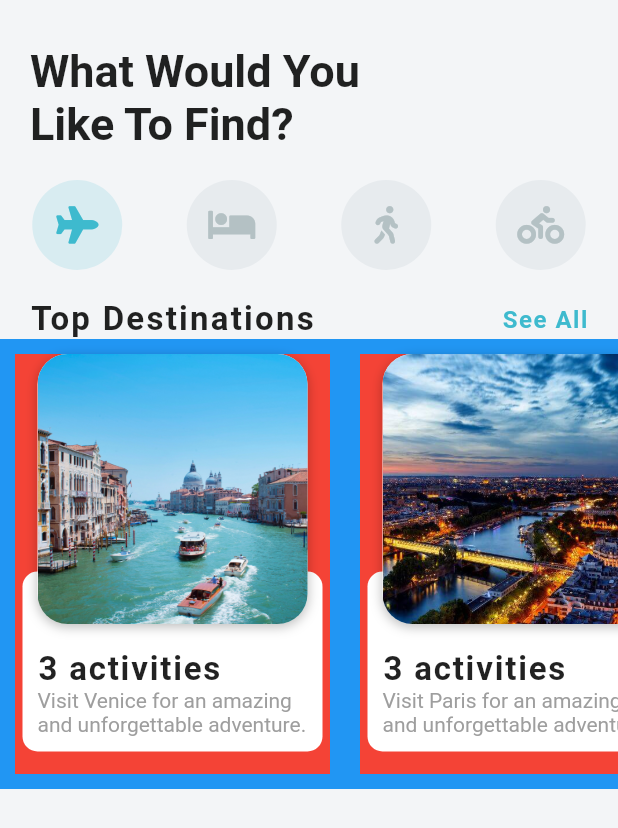
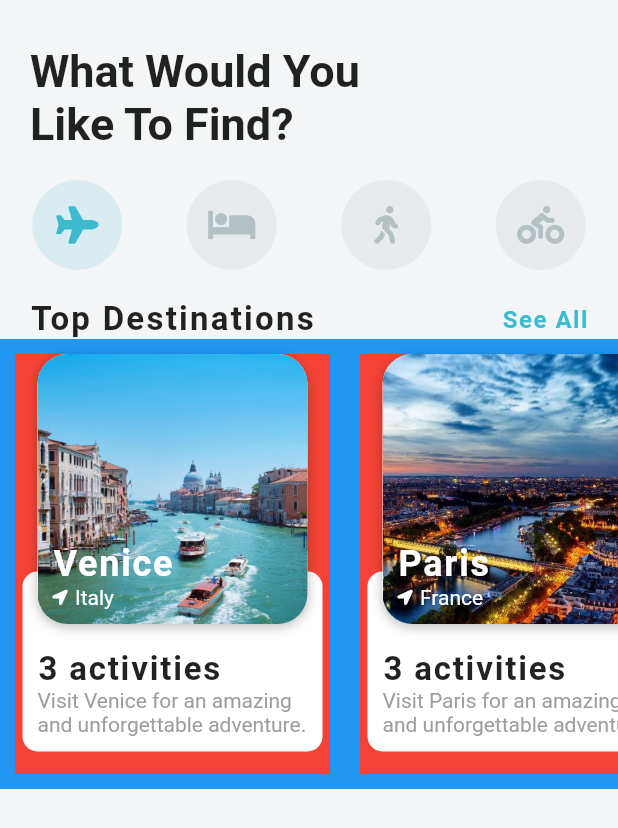
Before and after one commit to JBW7/flutter-apps, a Flutter app: the screen it shows after launch, on a phone screen of 412 x 824 dp. Shown: the top 828 px of the screen. Run offline on Flutter 3.47's test engine with Material 2 defaults, Android fonts, the phone set to English and light mode, and no system bars; our stand-ins replace flutter_spinkit, font_awesome_flutter, math_expressions; missing offline and left inert: lipsum.

Commit message:
country and city text on image

```diff
--- a/travel_app/lib/widgets/destination_carousel.dart
+++ b/travel_app/lib/widgets/destination_carousel.dart
@@ -1,4 +1,5 @@
 import 'package:flutter/material.dart';
+import 'package:font_awesome_flutter/font_awesome_flutter.dart';
 import 'package:travel_app/models/destination_model.dart';
 
 
@@ -117,6 +118,48 @@ class DestinationCarousel extends StatelessWidget {
                                       image: AssetImage(destination.imageUrl), // taken from class destination from destination_model.dart
                                       fit: BoxFit.cover,
                                     ),
+                                  ),
+                                  Positioned( // position the text
+                                    left: 10.0,
+                                    bottom: 10.0,
+
+                                    child: Column(
+                                      crossAxisAlignment: CrossAxisAlignment.start,
+
+                                      children: <Widget> [
+                                        Text( // city text above the image
+                                          destination.city,
+                                          style: TextStyle(
+                                            color: Colors.white,
+                                            fontSize: 24.0,
+                                            fontWeight: FontWeight.w600,
+                                            letterSpacing: 1.2,
+                                          ),
+                                        ),
+                                        Row(
+
+                                          children: <Widget>[
+                                            Icon( // location arrow icon before the country text
+                                              FontAwesomeIcons.locationArrow,
+                                              size: 10.0,
+                                              color: Colors.white,
+                                            ),
+
+                                            SizedBox(
+                                              width: 5.0,
+                                            ),
+
+                                            Text( // country text above the image
+                                              destination.country,
+                                              style: TextStyle(
+                                                color: Colors.white,
+
+                                              ),
+                                            ),
+                                          ],
+                                        )
+                                      ],
+                                    ),
                                   )
                                 ],
                               ),
```
